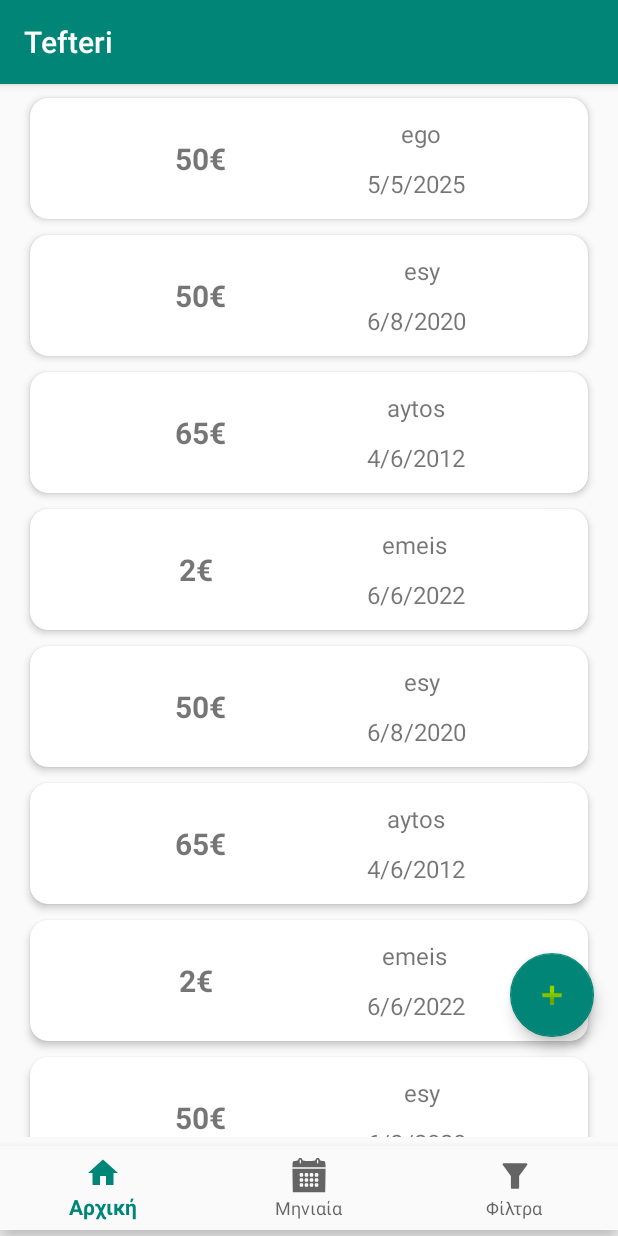
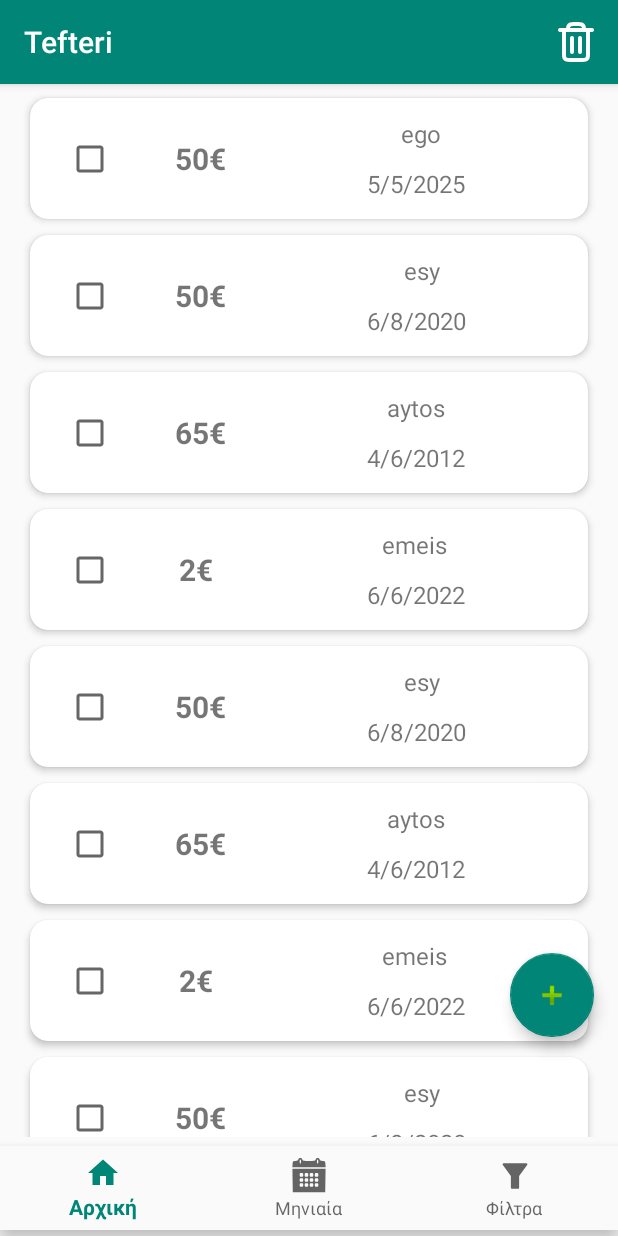
Before and after one commit to chriszaro/Tefteri, an Android app: the screen it shows after launch (MainActivity), on a phone screen of 412 x 824 dp. Run offline under Robolectric (Android 15) with nearby library versions, the phone set to English and light mode, and no system bars; our stand-ins replace AdMob.

Commit message:
+UI for multiple cards selection and deletion

```diff
--- a/app/src/main/java/com/example/database/MainActivity.java
+++ b/app/src/main/java/com/example/database/MainActivity.java
@@ -2,11 +2,11 @@ package com.example.database;
 
 import android.content.Intent;
 import android.os.Bundle;
+import android.view.Menu;
 import android.view.MenuItem;
 import android.view.View;
 import android.widget.Toast;
 
-import androidx.annotation.NonNull;
 import androidx.appcompat.app.AppCompatActivity;
 import androidx.appcompat.widget.PopupMenu;
 import androidx.recyclerview.widget.LinearLayoutManager;
@@ -15,13 +15,12 @@ import androidx.recyclerview.widget.RecyclerView;
 import com.google.android.gms.ads.AdRequest;
 import com.google.android.gms.ads.AdView;
 import com.google.android.gms.ads.MobileAds;
-import com.google.android.gms.ads.initialization.InitializationStatus;
-import com.google.android.gms.ads.initialization.OnInitializationCompleteListener;
 
 public class MainActivity extends AppCompatActivity implements PopupMenu.OnMenuItemClickListener {
     RecyclerView recyclerView;
     RecyclerView.LayoutManager layoutManager;
     RecyclerView.Adapter<RecyclerAdapter.ViewHolder> adapter;
+    static Menu activityBarMenu;
 
     @Override
     protected void onCreate(Bundle savedInstanceState) {
@@ -38,25 +37,24 @@ public class MainActivity extends AppCompatActivity implements PopupMenu.OnMenuI
         adapter = new RecyclerAdapter();
         recyclerView.setAdapter(adapter);
 
-        MobileAds.initialize(this, new OnInitializationCompleteListener() {
-            @Override
-            public void onInitializationComplete(@NonNull InitializationStatus initializationStatus) {
-
-            }
-        });
+        //Code For Ads
+        MobileAds.initialize(this, initializationStatus -> {});
         AdView mAdView = findViewById(R.id.adView);
         AdRequest adRequest = new AdRequest.Builder().build();
         mAdView.loadAd(adRequest);
     }
 
-    public void viewReceiptScreen(View view) {
-        //Create the Intent to start the AddProductScreen Activity
-        Intent i = new Intent(this, ViewReceiptScreen.class);
+    @Override
+    public boolean onCreateOptionsMenu(Menu menu) {
+        getMenuInflater().inflate(R.menu.main_menu, menu);
+        activityBarMenu = menu;
+        MenuItem myMenuItem = menu.findItem(R.id.action_delete);
+        myMenuItem.setEnabled(false);
+        return true;
+    }
 
-        //Pass data to the AddProductScreen Activity through the Intent
-
-        //Ask Android to start the new Activity
-        startActivity(i);
+    public static Menu getActivityBarMenu() {
+        return activityBarMenu;
     }
 
     public void showPopup(View v) {
@@ -80,8 +78,16 @@ public class MainActivity extends AppCompatActivity implements PopupMenu.OnMenuI
                 return true;
             default:
                 return false;
+        }
+    }
 
-        }
+    public void viewReceiptScreen(View view) {
+        //Create the Intent to start the AddProductScreen Activity
+        Intent i = new Intent(this, ViewReceiptScreen.class);
 
+        //Pass data to the AddProductScreen Activity through the Intent
+
+        //Ask Android to start the new Activity
+        startActivity(i);
     }
 }
--- a/app/src/main/java/com/example/database/RecyclerAdapter.java
+++ b/app/src/main/java/com/example/database/RecyclerAdapter.java
@@ -3,9 +3,12 @@ package com.example.database;
 import android.content.Context;
 import android.content.Intent;
 import android.view.LayoutInflater;
+import android.view.Menu;
 import android.view.MenuItem;
 import android.view.View;
 import android.view.ViewGroup;
+import android.widget.CheckBox;
+import android.widget.CompoundButton;
 import android.widget.TextView;
 import android.widget.Toast;
 
@@ -13,23 +16,30 @@ import androidx.annotation.NonNull;
 import androidx.appcompat.widget.PopupMenu;
 import androidx.recyclerview.widget.RecyclerView;
 
+import java.util.HashSet;
+
 public class RecyclerAdapter extends RecyclerView.Adapter<RecyclerAdapter.ViewHolder> {
     //Variables storing data to display for this example
     private final String[] prices = {"50€", "50€", "65€", "2€", "50€", "65€", "2€", "50€", "65€", "2€", "50€", "65€", "2€"};
     private final String[] dates = {"5/5/2025", "6/8/2020", "4/6/2012", "6/6/2022", "6/8/2020", "4/6/2012", "6/6/2022", "6/8/2020", "4/6/2012", "6/6/2022"};
     private final String[] names = {"ego", "esy", "aytos", "emeis", "esy", "aytos", "emeis", "esy", "aytos", "emeis"};
 
+    static HashSet<Integer> selectedCardViews;
+
     //Class that holds the items to be displayed (Views in card_layout)
     static class ViewHolder extends RecyclerView.ViewHolder {
         TextView itemPrice;
         TextView itemDate;
         TextView itemName;
+        CheckBox checkBox;
 
         public ViewHolder(View itemView) {
             super(itemView);
             itemPrice = itemView.findViewById(R.id.item_price);
             itemDate = itemView.findViewById(R.id.item_date);
             itemName = itemView.findViewById(R.id.item_name);
+            checkBox = itemView.findViewById(R.id.checkBox);
+            selectedCardViews = new HashSet<>();
 
             itemView.setOnLongClickListener(new View.OnLongClickListener() {
                 @Override
@@ -70,9 +80,56 @@ public class RecyclerAdapter extends RecyclerView.Adapter<RecyclerAdapter.ViewHo
                     startMyActivity(v.getContext(), false);
                 }
             });
+
+            checkBox.setOnCheckedChangeListener(new CompoundButton.OnCheckedChangeListener() {
+                @Override
+                public void onCheckedChanged(CompoundButton buttonView, boolean isChecked) {
+                    // Get the position of the checkbox from its tag
+                    int position = (int) buttonView.getTag();
+                    //If button is checked,
+                    if (isChecked) {
+                        if (selectedCardViews.isEmpty()) {
+                            Toast.makeText(itemView.getContext(), "empty", Toast.LENGTH_SHORT).show();
+                        }
+                        Toast.makeText(itemView.getContext(), "checked"+position, Toast.LENGTH_SHORT).show();
+                        selectedCardViews.add(position);
+                        enableTrash();
+                    } else {
+                        Toast.makeText(itemView.getContext(), "unchecked"+position, Toast.LENGTH_SHORT).show();
+                        selectedCardViews.remove(position);
+                        if (selectedCardViews.isEmpty()) {
+                            Toast.makeText(itemView.getContext(), "empty", Toast.LENGTH_SHORT).show();
+                            disableTrash();
+                        }
+                    }
+                }
+            });
         }
     }
 
+    //RecyclerView calls this method whenever it needs to create a new ViewHolder.
+    @NonNull
+    @Override
+    public RecyclerAdapter.ViewHolder onCreateViewHolder(ViewGroup parent, int viewType) {
+        View v = LayoutInflater.from(parent.getContext()).inflate(R.layout.card_layout, parent, false);
+        return new ViewHolder(v);
+    }
+
+    //ViewHolder calls this method when a CheckBox is selected.
+    public static void enableTrash(){
+        Menu menu = MainActivity.getActivityBarMenu();
+        MenuItem myMenuItem = menu.findItem(R.id.action_delete);
+        myMenuItem.setEnabled(true);
+    }
+
+    //ViewHolder calls this method when all CheckBoxes are unselected.
+    public static void disableTrash(){
+        Menu menu = MainActivity.getActivityBarMenu();
+        MenuItem myMenuItem = menu.findItem(R.id.action_delete);
+        myMenuItem.setEnabled(false);
+    }
+
+    //ViewHolder calls this method when a CardView is clicked.
     public static void startMyActivity(Context context, Boolean edit) {
         Intent intent = new Intent(context, ViewReceiptScreen.class);
         if (edit) {
@@ -81,22 +138,18 @@ public class RecyclerAdapter extends RecyclerView.Adapter<RecyclerAdapter.ViewHo
         context.startActivity(intent);
     }
 
-    //Methods that must be implemented for a RecyclerView.Adapter
-    @NonNull
-    @Override
-    public RecyclerAdapter.ViewHolder onCreateViewHolder(ViewGroup parent, int viewType) {
-        View v = LayoutInflater.from(parent.getContext())
-                .inflate(R.layout.card_layout, parent, false);
-        return new ViewHolder(v);
-    }
-
+    //RecyclerView calls this method to associate a ViewHolder with data.
     @Override
     public void onBindViewHolder(RecyclerAdapter.ViewHolder holder, int position) {
         holder.itemPrice.setText(prices[position]);
         holder.itemDate.setText(dates[position]);
         holder.itemName.setText(names[position]);
+        // Set the tag for the checkbox to its position in the adapter
+        holder.checkBox.setTag(position);
+
     }
 
+    //RecyclerView calls this method to get the size of the dataset.
     @Override
     public int getItemCount() {
         return names.length;
--- a/app/src/main/java/com/example/database/ViewReceiptScreen.java
+++ b/app/src/main/java/com/example/database/ViewReceiptScreen.java
@@ -11,6 +11,7 @@ import android.widget.TextView;
 import android.widget.Toast;
 
 import androidx.annotation.NonNull;
+import androidx.appcompat.app.ActionBar;
 import androidx.appcompat.app.AppCompatActivity;
 
 import com.google.android.gms.ads.AdRequest;
@@ -39,6 +40,11 @@ public class ViewReceiptScreen extends AppCompatActivity {
     protected void onCreate(Bundle savedInstanceState) {
         super.onCreate(savedInstanceState);
         setContentView(R.layout.activity_view_receipt);
+
+        ActionBar actionBar = getSupportActionBar();
+        if (actionBar != null) {
+            actionBar.hide();
+        }
 
         //Get references to view objects
         idView = findViewById(R.id.receiptID);
--- /dev/null
+++ b/app/src/main/res/drawable/trash_can_icon.xml
@@ -0,0 +1,13 @@
+<vector xmlns:android="http://schemas.android.com/apk/res/android"
+    android:width="800dp"
+    android:height="800dp"
+    android:viewportWidth="24"
+    android:viewportHeight="24">
+  <path
+      android:pathData="M14,10V17M10,10V17M6,6V17.8C6,18.92 6,19.48 6.218,19.908C6.41,20.284 6.715,20.59 7.092,20.782C7.519,21 8.079,21 9.197,21H14.803C15.921,21 16.48,21 16.907,20.782C17.284,20.59 17.59,20.284 17.782,19.908C18,19.48 18,18.921 18,17.803V6M6,6H8M6,6H4M8,6H16M8,6C8,5.068 8,4.602 8.152,4.235C8.355,3.745 8.744,3.355 9.234,3.152C9.602,3 10.068,3 11,3H13C13.932,3 14.398,3 14.765,3.152C15.255,3.355 15.645,3.745 15.848,4.235C16,4.602 16,5.068 16,6M16,6H18M18,6H20"
+      android:strokeLineJoin="round"
+      android:strokeWidth="2"
+      android:fillColor="#00000000"
+      android:strokeColor="#ffffff"
+      android:strokeLineCap="round"/>
+</vector>
--- a/app/src/main/res/layout/card_layout.xml
+++ b/app/src/main/res/layout/card_layout.xml
@@ -1,6 +1,7 @@
 <?xml version="1.0" encoding="utf-8"?>
 <androidx.cardview.widget.CardView xmlns:android="http://schemas.android.com/apk/res/android"
     xmlns:card_view="http://schemas.android.com/apk/res-auto"
+    xmlns:tools="http://schemas.android.com/tools"
     android:layout_width="match_parent"
     android:layout_height="wrap_content"
     android:layout_marginLeft="20dp"
@@ -58,5 +59,15 @@
             card_view:layout_constraintHorizontal_bias="0.25"
             card_view:layout_constraintStart_toStartOf="parent"
             card_view:layout_constraintTop_toTopOf="parent" />
+
+        <CheckBox
+            android:id="@+id/checkBox"
+            android:layout_width="wrap_content"
+            android:layout_height="wrap_content"
+            card_view:layout_constraintBottom_toBottomOf="parent"
+            card_view:layout_constraintEnd_toStartOf="@+id/item_price"
+            card_view:layout_constraintHorizontal_bias="0.0"
+            card_view:layout_constraintStart_toStartOf="parent"
+            card_view:layout_constraintTop_toTopOf="parent" />
     </androidx.constraintlayout.widget.ConstraintLayout>
 </androidx.cardview.widget.CardView>
--- /dev/null
+++ b/app/src/main/res/menu/main_menu.xml
@@ -0,0 +1,10 @@
+<?xml version="1.0" encoding="utf-8"?>
+<menu xmlns:app="http://schemas.android.com/apk/res-auto"
+    xmlns:android="http://schemas.android.com/apk/res/android">
+    <item
+        android:id="@+id/action_delete"
+        android:title="Delete"
+        android:icon="@drawable/trash_can_icon"
+        app:showAsAction="always" />
+
+</menu>
```
Also changed, not shown: app/src/main/AndroidManifest.xml (+9 -6 lines), app/src/main/java/com/example/database/ViewByMonthScreen.java (added, +14 -0 lines), app/src/main/res/layout/activity_view_by_month_screen.xml (added, +16 -0 lines).
